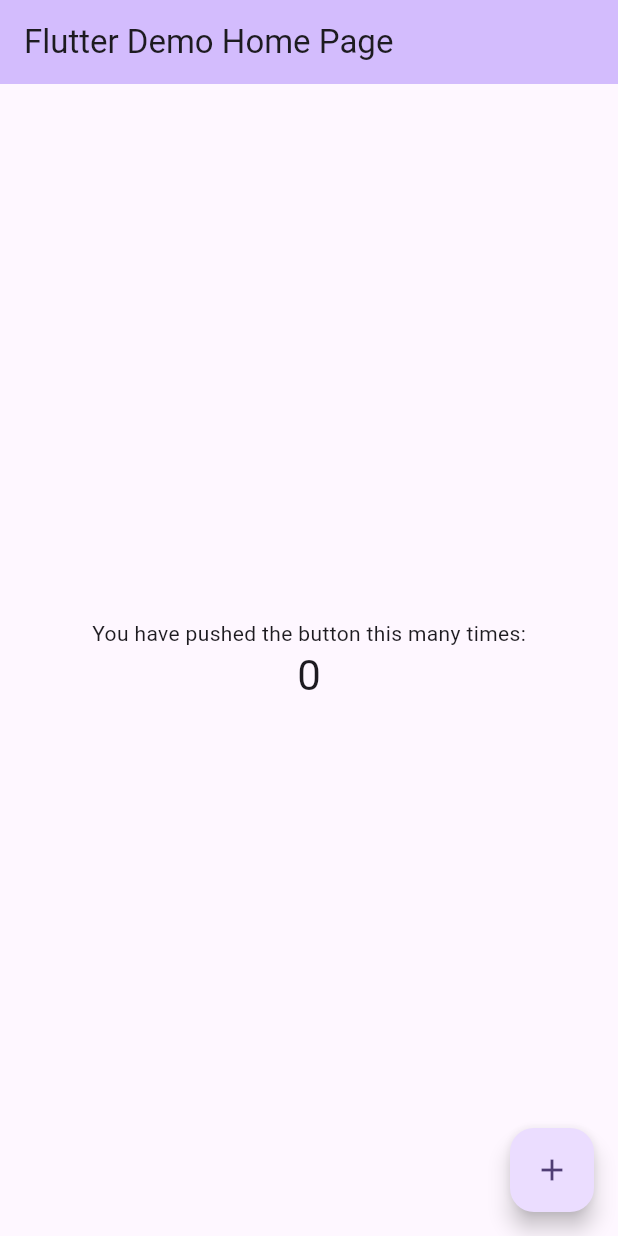
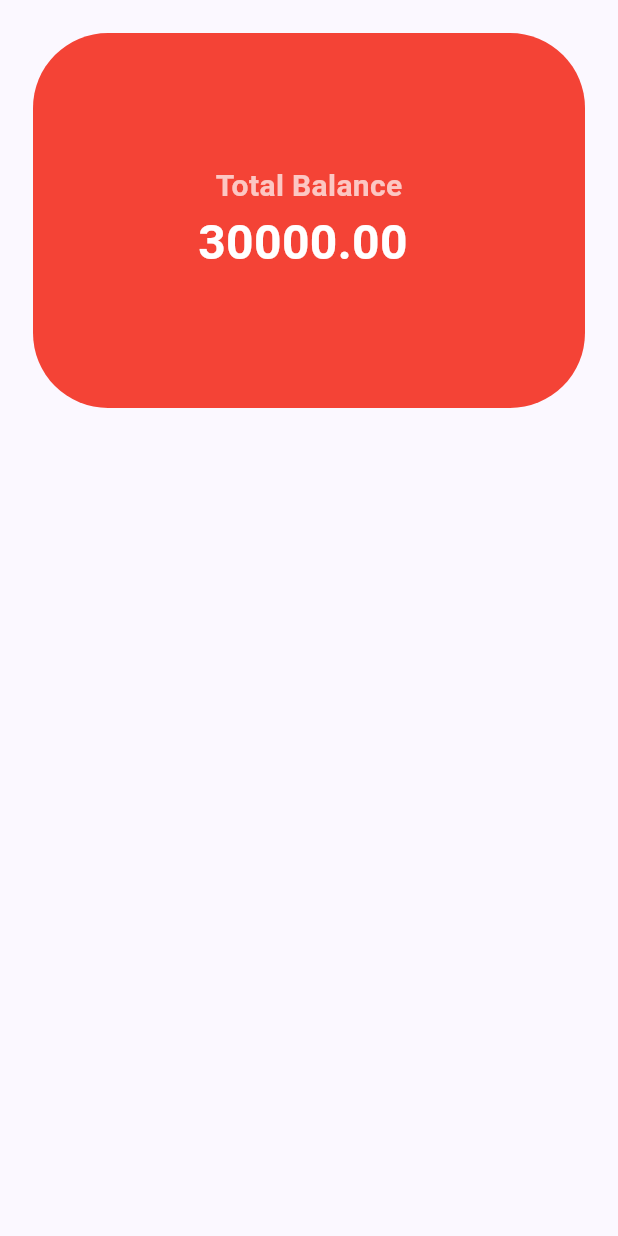
Before and after one commit to lamsalsangam/Flutter, a Flutter app: the screen it shows after launch, on a phone screen of 412 x 824 dp. Run offline on Flutter 3.47's test engine with Material 2 defaults, Android fonts, the phone set to English and light mode, and no system bars; our stand-ins replace firebase_auth, firebase_core, flutter_dotenv, flutter_spinkit, google_fonts; accounts and stored records are empty.

Commit message:
Started making the card component for the Total balace

```diff
--- a/expense_app/lib/main.dart
+++ b/expense_app/lib/main.dart
@@ -1,3 +1,4 @@
+import 'package:expense_app/screen/home_page.dart';
 import 'package:flutter/material.dart';
 
 void main() {
@@ -11,115 +12,12 @@ class MyApp extends StatelessWidget {
   @override
   Widget build(BuildContext context) {
     return MaterialApp(
-      title: 'Flutter Demo',
+      title: 'Expense Tracker',
       theme: ThemeData(
-        // This is the theme of your application.
-        //
-        // TRY THIS: Try running your application with "flutter run". You'll see
-        // the application has a blue toolbar. Then, without quitting the app,
-        // try changing the seedColor in the colorScheme below to Colors.green
-        // and then invoke "hot reload" (save your changes or press the "hot
-        // reload" button in a Flutter-supported IDE, or press "r" if you used
-        // the command line to start the app).
-        //
-        // Notice that the counter didn't reset back to zero; the application
-        // state is not lost during the reload. To reset the state, use hot
-        // restart instead.
-        //
-        // This works for code too, not just values: Most code changes can be
-        // tested with just a hot reload.
-        colorScheme: ColorScheme.fromSeed(seedColor: Colors.deepPurple),
+        colorScheme: ColorScheme.fromSeed(seedColor: const Color.fromRGBO(37, 43, 72, 1)),
         useMaterial3: true,
       ),
-      home: const MyHomePage(title: 'Flutter Demo Home Page'),
+      home: const MyHomePage(),
     );
   }
 }
-
-class MyHomePage extends StatefulWidget {
-  const MyHomePage({super.key, required this.title});
-
-  // This widget is the home page of your application. It is stateful, meaning
-  // that it has a State object (defined below) that contains fields that affect
-  // how it looks.
-
-  // This class is the configuration for the state. It holds the values (in this
-  // case the title) provided by the parent (in this case the App widget) and
-  // used by the build method of the State. Fields in a Widget subclass are
-  // always marked "final".
-
-  final String title;
-
-  @override
-  State<MyHomePage> createState() => _MyHomePageState();
-}
-
-class _MyHomePageState extends State<MyHomePage> {
-  int _counter = 0;
-
-  void _incrementCounter() {
-    setState(() {
-      // This call to setState tells the Flutter framework that something has
-      // changed in this State, which causes it to rerun the build method below
-      // so that the display can reflect the updated values. If we changed
-      // _counter without calling setState(), then the build method would not be
-      // called again, and so nothing would appear to happen.
-      _counter++;
-    });
-  }
-
-  @override
-  Widget build(BuildContext context) {
-    // This method is rerun every time setState is called, for instance as done
-    // by the _incrementCounter method above.
-    //
-    // The Flutter framework has been optimized to make rerunning build methods
-    // fast, so that you can just rebuild anything that needs updating rather
-    // than having to individually change instances of widgets.
-    return Scaffold(
-      appBar: AppBar(
-        // TRY THIS: Try changing the color here to a specific color (to
-        // Colors.amber, perhaps?) and trigger a hot reload to see the AppBar
-        // change color while the other colors stay the same.
-        backgroundColor: Theme.of(context).colorScheme.inversePrimary,
-        // Here we take the value from the MyHomePage object that was created by
-        // the App.build method, and use it to set our appbar title.
-        title: Text(widget.title),
-      ),
-      body: Center(
-        // Center is a layout widget. It takes a single child and positions it
-        // in the middle of the parent.
-        child: Column(
-          // Column is also a layout widget. It takes a list of children and
-          // arranges them vertically. By default, it sizes itself to fit its
-          // children horizontally, and tries to be as tall as its parent.
-          //
-          // Column has various properties to control how it sizes itself and
-          // how it positions its children. Here we use mainAxisAlignment to
-          // center the children vertically; the main axis here is the vertical
-          // axis because Columns are vertical (the cross axis would be
-          // horizontal).
-          //
-          // TRY THIS: Invoke "debug painting" (choose the "Toggle Debug Paint"
-          // action in the IDE, or press "p" in the console), to see the
-          // wireframe for each widget.
-          mainAxisAlignment: MainAxisAlignment.center,
-          children: <Widget>[
-            const Text(
-              'You have pushed the button this many times:',
-            ),
-            Text(
-              '$_counter',
-              style: Theme.of(context).textTheme.headlineMedium,
-            ),
-          ],
-        ),
-      ),
-      floatingActionButton: FloatingActionButton(
-        onPressed: _incrementCounter,
-        tooltip: 'Increment',
-        child: const Icon(Icons.add),
-      ), // This trailing comma makes auto-formatting nicer for build methods.
-    );
-  }
-}
--- /dev/null
+++ b/expense_app/lib/screen/home_page.dart
@@ -0,0 +1,55 @@
+import 'package:flutter/material.dart';
+
+class MyHomePage extends StatelessWidget {
+  const MyHomePage({Key? key}) : super(key: key);
+
+  @override
+  Widget build(BuildContext context) {
+    return Scaffold(
+      body: SafeArea(
+        child: Padding(
+          padding: const EdgeInsets.all(8.0),
+          child: Column(
+            crossAxisAlignment: CrossAxisAlignment.center,
+            children: [
+              Padding(
+                padding: const EdgeInsets.all(14.0),
+                child: Container(
+                  height: 250,
+                  width: double.infinity,
+                  decoration: BoxDecoration(
+                    borderRadius: BorderRadius.circular(50),
+                    color: Colors.red,
+                  ),
+                  child: const Column(
+                    mainAxisAlignment: MainAxisAlignment.center,
+                    children: [
+                      Text("Total Balance",
+                      style: TextStyle(
+                        fontSize: 20,
+                        fontWeight: FontWeight.bold,
+                        color: Colors.white70,
+                      ),),
+                      Text("30000.00 ",
+                      style: TextStyle(
+                        fontSize: 32,
+                        fontWeight: FontWeight.bold,
+                        color: Colors.white
+                      ),)
+                      // Add other widgets related to total balance here
+                    ],
+                  ),
+                ),
+              ),
+              // Expanded(
+              //   child: Container(
+              //     // Add other content that should take up the remaining space
+              //   ),
+              // ),
+            ],
+          ),
+        ),
+      ),
+    );
+  }
+}
```
